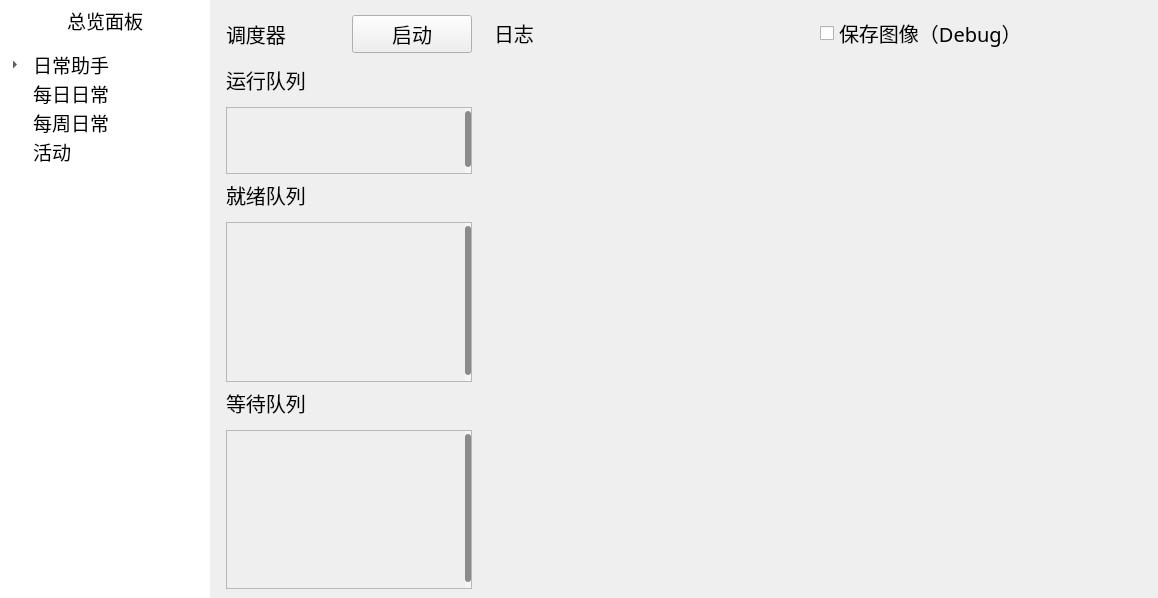
Before: the Qt Designer form ui/DailyQuestsHelper.ui in XBJF-X/Xuan-s-UltilityAutoNaruto, drawn with Qt 5.
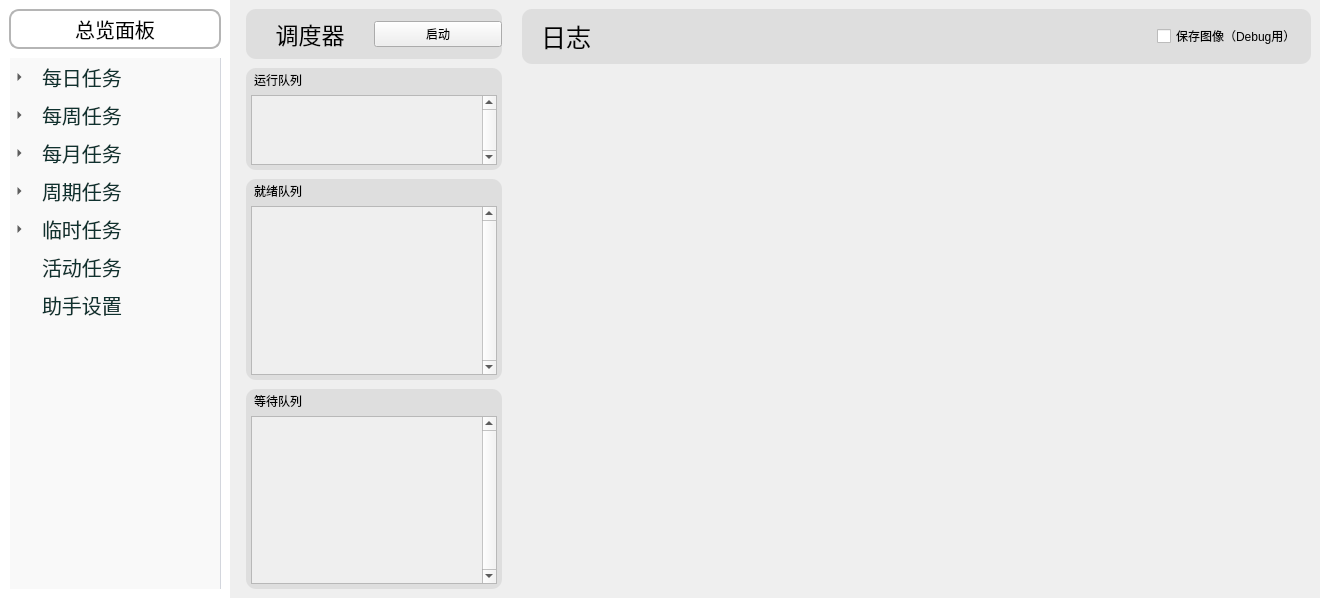
After: the same form once the commit is applied.

What changed in the file:
```diff
--- a/ui/DailyQuestsHelper.ui
+++ b/ui/DailyQuestsHelper.ui
@@ -6,18 +6,21 @@
    <rect>
     <x>0</x>
     <y>0</y>
-    <width>1158</width>
+    <width>1320</width>
     <height>598</height>
    </rect>
   </property>
   <property name="font">
    <font>
-    <family>仓耳今楷02-6763 W05</family>
+    <family>仓耳今楷02-6763</family>
    </font>
   </property>
   <property name="windowTitle">
    <string>日常助手</string>
   </property>
+  <property name="styleSheet">
+   <string notr="true"/>
+  </property>
   <widget class="QWidget" name="centralwidget">
    <property name="font">
     <font>
@@ -51,13 +54,13 @@
       </property>
       <property name="minimumSize">
        <size>
-        <width>210</width>
+        <width>230</width>
         <height>0</height>
        </size>
       </property>
       <property name="maximumSize">
        <size>
-        <width>210</width>
+        <width>230</width>
         <height>16777215</height>
        </size>
       </property>
@@ -163,10 +166,7 @@
       </property>
       <layout class="QVBoxLayout" name="verticalLayout_5">
        <property name="spacing">
-        <number>10</number>
-       </property>
-       <property name="sizeConstraint">
-        <enum>QLayout::SetDefaultConstraint</enum>
+        <number>0</number>
        </property>
        <property name="leftMargin">
         <number>0</number>
@@ -180,6 +180,12 @@
        <property name="bottomMargin">
         <number>0</number>
        </property>
+       <item>
+        <widget class="QWidget" name="widget_9" native="true">
+         <property name="styleSheet">
+          <string notr="true">font: 15pt &quot;仓耳今楷02-6763&quot;;</string>
+         </property>
+         <layout class="QVBoxLayout" name="verticalLayout_8">
        <item>
         <widget class="QPushButton" name="overview_panel_button">
          <property name="sizePolicy">
@@ -196,23 +202,19 @@
          </property>
          <property name="font">
           <font>
-           <family>仓耳今楷02-6763 W05</family>
-           <pointsize>14</pointsize>
-           <weight>50</weight>
+              <family>仓耳今楷02-6763</family>
+              <pointsize>15</pointsize>
            <italic>false</italic>
            <bold>false</bold>
           </font>
          </property>
          <property name="layoutDirection">
-          <enum>Qt::LeftToRight</enum>
+             <enum>Qt::LayoutDirection::LeftToRight</enum>
          </property>
          <property name="styleSheet">
-          <string notr="true">border: 2px solid #333;  /* 2px宽的深灰色实线边框 */
+             <string notr="true">border: 2px solid #b5b5b5;  /* 2px宽的深灰色实线边框 */
 background-color: rgb(255, 255, 255);
-font: 14pt &quot;仓耳今楷02-6763 W05&quot;;
-hover {
-  color: #FF0000;
-}</string>
+border-radius:10px;</string>
          </property>
          <property name="text">
           <string>总览面板</string>
@@ -231,6 +233,18 @@
          </property>
         </widget>
        </item>
+         </layout>
+        </widget>
+       </item>
+       <item>
+        <widget class="QWidget" name="widget_11" native="true">
+         <layout class="QVBoxLayout" name="verticalLayout_9">
+          <property name="leftMargin">
+           <number>0</number>
+          </property>
+          <property name="topMargin">
+           <number>0</number>
+          </property>
        <item>
         <widget class="QTreeWidget" name="treeWidget">
          <property name="maximumSize">
@@ -241,18 +255,97 @@
          </property>
          <property name="font">
           <font>
-           <family>仓耳今楷02-6763 W05</family>
-           <pointsize>14</pointsize>
-          </font>
-         </property>
+              <family>仓耳今楷02-6763</family>
+              <pointsize>-1</pointsize>
+             </font>
+            </property>
+            <property name="styleSheet">
+             <string notr="true">QTreeWidget {
+	background-color:#f5f5f5;
+	margin-left:10px;
+	background: #F9F9F9;
+	border-right: 1px solid #D3D6DD;
+	outline: none;
+	font-size: 20px;
+}
+QTreeWidget::item {
+	height: 28px;
+	font-weight: 400;
+	color: #0f322f;
+	padding-left:10px;
+	padding-top:0px;
+	padding-bottom:0px;
+	margin-top:5px;
+	margin-bottom:5px;
+	outline: 0px;
+	font-size: 10px;
+}
+QTreeWidget::item:hover {
+	border: 0px;
+	outline: 0px;
+	border-left: 3px solid #39C5BB;
+    color: #39C5BB;
+}
+QTreeWidget::item:selected{
+    border: 0px;
+	outline: 0px;
+	border-left: 3px solid #39C5BB;
+    color: #39C5BB;
+}
+QTreeWidget::item:selected:active{
+    border: 0px;
+	outline: 0px;
+	border-left: 3px solid #39C5BB;
+    color: #39C5BB;
+}
+ 
+QTreeWidget::item:selected:!active {
+    border: 0px;
+	outline: 0px;
+	border-left: 3px solid #39C5BB;
+    color: #39C5BB;
+}
+QTreeWidget::branch {
+	height: 28px;
+	width: 28px;
+}
+ 
+QTreeWidget::indicator {
+	height: 20px;
+	width: 20px;
+}
+QTreeWidget QScrollBar:vertical {
+    background-color: #ffffff;
+    width: 7px;
+    margin: 0px;
+    border-radius: 4px;
+}
+QTreeWidget QScrollBar::handle:vertical {
+    background-color: #8b8b8b;
+    border-radius: 3px;
+    margin: 3 0px 6 0px;
+    min-height: 30px;
+}
+QTreeWidget QScrollBar::handle:vertical:hover,
+QTreeWidget QScrollBar::handle:vertical:pressed {
+    background-color: #3c3f41;
+    border-radius: 3px;
+    margin: 0 0px 0 0px;
+}
+QTreeWidget QScrollBar::sub-line:vertical,
+QTreeWidget QScrollBar::add-line:vertical {
+    border: none;
+    height: 0px;
+}</string>
+            </property>
          <property name="frameShape">
-          <enum>QFrame::NoFrame</enum>
+             <enum>QFrame::Shape::NoFrame</enum>
          </property>
          <property name="autoScrollMargin">
           <number>16</number>
          </property>
          <property name="indentation">
-          <number>30</number>
+             <number>19</number>
          </property>
          <property name="rootIsDecorated">
           <bool>true</bool>
@@ -279,39 +372,200 @@
          </column>
          <item>
           <property name="text">
-           <string>日常助手</string>
+              <string>每日任务</string>
           </property>
           <item>
            <property name="text">
-            <string>日常助手设置</string>
+               <string>登录奖励</string>
            </property>
           </item>
           <item>
            <property name="text">
-            <string>通用设置</string>
-           </property>
-          </item>
+               <string>排行榜点赞</string>
+              </property>
+             </item>
+             <item>
+              <property name="text">
+               <string>每月签到</string>
+              </property>
          </item>
          <item>
           <property name="text">
-           <string>每日日常</string>
+               <string>购买体力</string>
           </property>
          </item>
          <item>
           <property name="text">
-           <string>每周日常</string>
+               <string>金币招财</string>
           </property>
          </item>
          <item>
           <property name="text">
-           <string>活动</string>
-          </property>
-         </item>
+               <string>小队突袭</string>
+              </property>
+             </item>
+             <item>
+              <property name="text">
+               <string>组织祈福</string>
+              </property>
+             </item>
+             <item>
+              <property name="text">
+               <string>好友体力</string>
+              </property>
+             </item>
+             <item>
+              <property name="text">
+               <string>普通忍者招募</string>
+              </property>
+             </item>
+             <item>
+              <property name="text">
+               <string>每日分享</string>
+              </property>
+             </item>
+             <item>
+              <property name="text">
+               <string>丰饶之间</string>
+              </property>
+             </item>
+             <item>
+              <property name="text">
+               <string>任务集会所</string>
+              </property>
+             </item>
+             <item>
+              <property name="text">
+               <string>一乐外卖</string>
+              </property>
+             </item>
+             <item>
+              <property name="text">
+               <string>每日胜场</string>
+              </property>
+             </item>
+             <item>
+              <property name="text">
+               <string>生存挑战</string>
+              </property>
+             </item>
+             <item>
+              <property name="text">
+               <string>秘境探险</string>
+              </property>
+             </item>
+             <item>
+              <property name="text">
+               <string>情报站</string>
+              </property>
+             </item>
+             <item>
+              <property name="text">
+               <string>冒险副本</string>
+              </property>
+             </item>
+             <item>
+              <property name="text">
+               <string>活跃度奖励</string>
+              </property>
+             </item>
+             <item>
+              <property name="text">
+               <string>清空邮件</string>
+              </property>
+             </item>
+            </item>
+            <item>
+             <property name="text">
+              <string>每周任务</string>
+             </property>
+             <item>
+              <property name="text">
+               <string>修行之路</string>
+              </property>
+             </item>
+             <item>
+              <property name="text">
+               <string>忍法帖点赞分享</string>
+              </property>
+             </item>
+             <item>
+              <property name="text">
+               <string>团本</string>
+              </property>
+             </item>
+             <item>
+              <property name="text">
+               <string>要塞争夺战</string>
+              </property>
+             </item>
+             <item>
+              <property name="text">
+               <string>叛忍来袭</string>
+              </property>
+             </item>
+            </item>
+            <item>
+             <property name="text">
+              <string>每月任务</string>
+             </property>
+             <item>
+              <property name="text">
+               <string>跨服争霸赛</string>
+              </property>
+             </item>
+            </item>
+            <item>
+             <property name="text">
+              <string>周期任务</string>
+             </property>
+             <item>
+              <property name="text">
+               <string>高级忍者招募</string>
+              </property>
+             </item>
+            </item>
+            <item>
+             <property name="text">
+              <string>临时任务</string>
+             </property>
+             <item>
+              <property name="text">
+               <string>每周胜场</string>
+              </property>
+             </item>
+             <item>
+              <property name="text">
+               <string>赛季胜场</string>
+              </property>
+             </item>
+             <item>
+              <property name="text">
+               <string>更多玩法</string>
+              </property>
+             </item>
+             <item>
+              <property name="text">
+               <string>重启游戏</string>
+              </property>
+             </item>
+            </item>
+            <item>
+             <property name="text">
+              <string>活动任务</string>
+             </property>
+            </item>
+            <item>
+             <property name="text">
+              <string>助手设置</string>
+             </property>
+            </item>
         </widget>
        </item>
       </layout>
-      <zorder>treeWidget</zorder>
-      <zorder>overview_panel_button</zorder>
+        </widget>
+       </item>
+      </layout>
      </widget>
     </item>
     <item>
@@ -398,23 +652,29 @@
        </property>
        <item>
         <widget class="QStackedWidget" name="stackedWidget">
-         <widget class="QWidget" name="overview_panel_widget">
+         <widget class="QWidget" name="Overview_Panel_widget">
           <layout class="QHBoxLayout" name="horizontalLayout_2" stretch="0,1">
            <item>
             <widget class="QWidget" name="widget_2" native="true">
              <property name="minimumSize">
               <size>
-               <width>260</width>
+               <width>270</width>
                <height>0</height>
               </size>
              </property>
              <property name="maximumSize">
               <size>
-               <width>260</width>
+               <width>270</width>
                <height>16777215</height>
               </size>
              </property>
+             <property name="styleSheet">
+              <string notr="true">font: 15pt &quot;仓耳今楷02-6763&quot;;</string>
+             </property>
              <layout class="QVBoxLayout" name="verticalLayout_3" stretch="1,0,4,4">
+              <property name="spacing">
+               <number>9</number>
+              </property>
               <property name="leftMargin">
                <number>7</number>
               </property>
@@ -432,68 +692,104 @@
                 <property name="palette">
                  <palette>
                   <active>
+                   <colorrole role="Button">
+                    <brush brushstyle="SolidPattern">
+                     <color alpha="255">
+                      <red>222</red>
+                      <green>222</green>
+                      <blue>222</blue>
+                     </color>
+                    </brush>
+                   </colorrole>
                    <colorrole role="Base">
                     <brush brushstyle="SolidPattern">
                      <color alpha="255">
-                      <red>241</red>
-                      <green>241</green>
-                      <blue>241</blue>
+                      <red>222</red>
+                      <green>222</green>
+                      <blue>222</blue>
                      </color>
                     </brush>
                    </colorrole>
                    <colorrole role="Window">
                     <brush brushstyle="SolidPattern">
                      <color alpha="255">
-                      <red>244</red>
-                      <green>244</green>
-                      <blue>244</blue>
+                      <red>222</red>
+                      <green>222</green>
+                      <blue>222</blue>
                      </color>
                     </brush>
                    </colorrole>
                   </active>
                   <inactive>
+                   <colorrole role="Button">
+                    <brush brushstyle="SolidPattern">
+                     <color alpha="255">
+                      <red>222</red>
+                      <green>222</green>
+                      <blue>222</blue>
+                     </color>
+                    </brush>
+                   </colorrole>
                    <colorrole role="Base">
                     <brush brushstyle="SolidPattern">
                      <color alpha="255">
-                      <red>241</red>
-                      <green>241</green>
-                      <blue>241</blue>
+                      <red>222</red>
+                      <green>222</green>
+                      <blue>222</blue>
                      </color>
                     </brush>
                    </colorrole>
                    <colorrole role="Window">
                     <brush brushstyle="SolidPattern">
                      <color alpha="255">
-                      <red>244</red>
-                      <green>244</green>
-                      <blue>244</blue>
+                      <red>222</red>
+                      <green>222</green>
+                      <blue>222</blue>
                      </color>
                     </brush>
                    </colorrole>
                   </inactive>
                   <disabled>
+                   <colorrole role="Button">
+                    <brush brushstyle="SolidPattern">
+                     <color alpha="255">
+                      <red>222</red>
+                      <green>222</green>
+                      <blue>222</blue>
+                     </color>
+                    </brush>
+                   </colorrole>
                    <colorrole role="Base">
                     <brush brushstyle="SolidPattern">
                      <color alpha="255">
-                      <red>244</red>
-                      <green>244</green>
-                      <blue>244</blue>
+                      <red>222</red>
+                      <green>222</green>
+                      <blue>222</blue>
                      </color>
                     </brush>
                    </colorrole>
                    <colorrole role="Window">
                     <brush brushstyle="SolidPattern">
                      <color alpha="255">
-                      <red>244</red>
-                      <green>244</green>
-                      <blue>244</blue>
+                      <red>222</red>
+                      <green>222</green>
+                      <blue>222</blue>
                      </color>
                     </brush>
                    </colorrole>
                   </disabled>
                  </palette>
                 </property>
+                <property name="styleSheet">
+                 <string notr="true">#widget_4 {  /* 仅匹配 objectName 为 myWidget 的控件 */
+    background-color: rgb(222, 222, 222);
+border-radius: 10px;
+}</string>
+                </property>
                 <layout class="QHBoxLayout" name="horizontalLayout_3">
+                 <property name="spacing">
+                  <number>0</number>
+                 </property>
                  <property name="leftMargin">
                   <number>0</number>
                  </property>
@@ -508,13 +804,31 @@
                  </property>
                  <item>
                   <widget class="QLabel" name="label">
+                   <property name="styleSheet">
+                    <string notr="true">font-size:23px;
+margin-top:0px;
+margin-bottom:0px;</string>
+                   </property>
                    <property name="text">
                     <string>调度器</string>
                    </property>
+                   <property name="alignment">
+                    <set>Qt::AlignmentFlag::AlignCenter</set>
+                   </property>
+                   <property name="indent">
+                    <number>0</number>
+                   </property>
                   </widget>
                  </item>
                  <item>
                   <widget class="QPushButton" name="start_schedule_button">
+                   <property name="styleSheet">
+                    <string notr="true">QPushBotton:{
+border-radius: 10px;
+border: none;
+border-bottom:0px;
+}</string>
+                   </property>
                    <property name="text">
                     <string>启动</string>
                    </property>
@@ -525,21 +839,36 @@
               </item>
               <item>
                <widget class="QWidget" name="widget_5" native="true">
+                <property name="styleSheet">
+                 <string notr="true">#widget_5 {  /* 仅匹配 objectName 为 myWidget 的控件 */
+    background-color: rgb(222, 222, 222);
+border-radius: 10px;
+}</string>
+                </property>
                 <layout class="QVBoxLayout" name="verticalLayout">
+                 <property name="spacing">
+                  <number>3</number>
+                 </property>
                  <property name="leftMargin">
-                  <number>0</number>
+                  <number>5</number>
                  </property>
                  <property name="topMargin">
                   <number>0</number>
                  </property>
                  <property name="rightMargin">
-                  <number>0</number>
+                  <number>5</number>
                  </property>
                  <property name="bottomMargin">
-                  <number>0</number>
+                  <number>5</number>
                  </property>
                  <item>
                   <widget class="QLabel" name="label_2">
+                   <property name="styleSheet">
+                    <string notr="true">
+margin-top:3px;
+margin-bottom:0px;
+</string>
+                   </property>
                    <property name="text">
                     <string>运行队列</string>
                    </property>
@@ -588,16 +917,31 @@
                     <number>2</number>
                    </property>
                    <property name="orientation">
-                    <enum>Qt::Vertical</enum>
+                    <enum>Qt::Orientation::Vertical</enum>
                    </property>
                   </widget>
                  </item>
                  <item>
                   <widget class="QScrollArea" name="scrollArea">
                    <property name="styleSheet">
-                    <string notr="true">        /* 垂直滚动条整体 */
+                    <string notr="true">QScrollArea {
+    /* 主边框：灰色实线，2px宽，圆角5px */
+    border: 2px solid rgb(209, 209, 209);
+    border-radius: 5px;
+    /* 内边距，避免内容紧贴边框 */
+    padding-right: 3px;
+    /* 背景色 */
+    background-color: #e7e7e7;
+}
+
+/* 滚动区域的内容区域（QScrollArea的视口） */
+QScrollArea &gt; QWidget &gt; QWidget {
+    /* 内容区域背景色 */
+    background-color: #e2e2e2;
+}
+        /* 垂直滚动条整体 */
         QScrollBar:vertical {
-            background-color: #f5f5f5;
+            background-color: #e2e2e2;
             width: 6px;
             margin: 0px;
             border-radius: 4px;
@@ -624,10 +968,10 @@
         }</string>
                    </property>
                    <property name="verticalScrollBarPolicy">
-                    <enum>Qt::ScrollBarAlwaysOn</enum>
+                    <enum>Qt::ScrollBarPolicy::ScrollBarAlwaysOn</enum>
                    </property>
                    <property name="horizontalScrollBarPolicy">
-                    <enum>Qt::ScrollBarAlwaysOff</enum>
+                    <enum>Qt::ScrollBarPolicy::ScrollBarAlwaysOff</enum>
                    </property>
                    <property name="widgetResizable">
                     <bool>true</bool>
@@ -637,8 +981,8 @@
                      <rect>
                       <x>0</x>
                       <y>0</y>
-                      <width>238</width>
-                      <height>68</height>
+                      <width>230</width>
+                      <height>63</height>
                      </rect>
                     </property>
                    </widget>
@@ -655,21 +999,34 @@
                   <verstretch>0</verstretch>
                  </sizepolicy>
                 </property>
+                <property name="styleSheet">
+                 <string notr="true">#widget_6 {  /* 仅匹配 objectName 为 myWidget 的控件 */
+    background-color: rgb(222, 222, 222);
+border-radius: 10px;
+}</string>
+                </property>
                 <layout class="QVBoxLayout" name="verticalLayout_6">
+                 <property name="spacing">
+                  <number>3</number>
+                 </property>
                  <property name="leftMargin">
-                  <number>0</number>
+                  <number>5</number>
                  </property>
                  <property name="topMargin">
                   <number>0</number>
                  </property>
                  <property name="rightMargin">
-                  <number>0</number>
+                  <number>5</number>
                  </property>
                  <property name="bottomMargin">
-                  <number>0</number>
+                  <number>5</number>
                  </property>
                  <item>
                   <widget class="QLabel" name="label_3">
+                   <property name="styleSheet">
+                    <string notr="true">margin-top:3px;
+margin-bottom:0px;</string>
+                   </property>
                    <property name="text">
                     <string>就绪队列</string>
                    </property>
@@ -718,16 +1075,31 @@
                     <number>2</number>
                    </property>
                    <property name="orientation">
-                    <enum>Qt::Vertical</enum>
+                    <enum>Qt::Orientation::Vertical</enum>
                    </property>
                   </widget>
                  </item>
                  <item>
                   <widget class="QScrollArea" name="scrollArea_2">
                    <property name="styleSheet">
-                    <string notr="true">        /* 垂直滚动条整体 */
+                    <string notr="true">QScrollArea {
+    /* 主边框：灰色实线，2px宽，圆角5px */
+    border: 2px solid rgb(209, 209, 209);
+    border-radius: 5px;
+    /* 内边距，避免内容紧贴边框 */
+    padding-right: 3px;
+    /* 背景色 */
+    background-color: #e7e7e7;
+}
+
+/* 滚动区域的内容区域（QScrollArea的视口） */
+QScrollArea &gt; QWidget &gt; QWidget {
+    /* 内容区域背景色 */
+    background-color: #e2e2e2;
+}
+        /* 垂直滚动条整体 */
         QScrollBar:vertical {
-            background-color: #f5f5f5;
+            background-color: #e2e2e2;
             width: 6px;
             margin: 0px;
             border-radius: 4px;
@@ -754,10 +1126,10 @@
         }</string>
                    </property>
                    <property name="verticalScrollBarPolicy">
-                    <enum>Qt::ScrollBarAlwaysOn</enum>
+                    <enum>Qt::ScrollBarPolicy::ScrollBarAlwaysOn</enum>
                    </property>
                    <property name="horizontalScrollBarPolicy">
-                    <enum>Qt::ScrollBarAlwaysOff</enum>
+                    <enum>Qt::ScrollBarPolicy::ScrollBarAlwaysOff</enum>
                    </property>
                    <property name="widgetResizable">
                     <bool>true</bool>
@@ -767,8 +1139,8 @@
                      <rect>
                       <x>0</x>
                       <y>0</y>
-                      <width>238</width>
-                      <height>163</height>
+                      <width>230</width>
+                      <height>147</height>
                      </rect>
                     </property>
                    </widget>
@@ -779,21 +1151,35 @@
               </item>
               <item>
                <widget class="QWidget" name="widget_7" native="true">
+                <property name="styleSheet">
+                 <string notr="true">#widget_7 {  /* 仅匹配 objectName 为 myWidget 的控件 */
+    background-color: rgb(222, 222, 222);
+border-radius: 10px;
+}</string>
+                </property>
                 <layout class="QVBoxLayout" name="verticalLayout_7">
+                 <property name="spacing">
+                  <number>3</number>
+                 </property>
                  <property name="leftMargin">
-                  <number>0</number>
+                  <number>5</number>
                  </property>
                  <property name="topMargin">
                   <number>0</number>
                  </property>
                  <property name="rightMargin">
-                  <number>0</number>
+                  <number>5</number>
                  </property>
                  <property name="bottomMargin">
-                  <number>0</number>
+                  <number>5</number>
                  </property>
                  <item>
                   <widget class="QLabel" name="label_4">
+                   <property name="styleSheet">
+                    <string notr="true">
+margin-top:3px;
+margin-bottom:0px;</string>
+                   </property>
                    <property name="text">
                     <string>等待队列</string>
                    </property>
@@ -842,16 +1228,31 @@
                     <number>2</number>
                    </property>
                    <property name="orientation">
-                    <enum>Qt::Vertical</enum>
+                    <enum>Qt::Orientation::Vertical</enum>
                    </property>
                   </widget>
                  </item>
                  <item>
                   <widget class="QScrollArea" name="scrollArea_3">
                    <property name="styleSheet">
-                    <string notr="true">        /* 垂直滚动条整体 */
+                    <string notr="true">QScrollArea {
+    /* 主边框：灰色实线，2px宽，圆角5px */
+    border: 2px solid rgb(209, 209, 209);
+    border-radius: 5px;
+    /* 内边距，避免内容紧贴边框 */
+    padding-right: 3px;
+    /* 背景色 */
+    background-color: #e7e7e7;
+}
+
+/* 滚动区域的内容区域（QScrollArea的视口） */
+QScrollArea &gt; QWidget &gt; QWidget {
+    /* 内容区域背景色 */
+    background-color: #e2e2e2;
+}
+        /* 垂直滚动条整体 */
         QScrollBar:vertical {
-            background-color: #f5f5f5;
+            background-color: #e2e2e2;
             width: 6px;
             margin: 0px;
             border-radius: 4px;
@@ -878,10 +1279,10 @@
         }</string>
                    </property>
                    <property name="verticalScrollBarPolicy">
-                    <enum>Qt::ScrollBarAlwaysOn</enum>
+                    <enum>Qt::ScrollBarPolicy::ScrollBarAlwaysOn</enum>
                    </property>
                    <property name="horizontalScrollBarPolicy">
-                    <enum>Qt::ScrollBarAlwaysOff</enum>
+                    <enum>Qt::ScrollBarPolicy::ScrollBarAlwaysOff</enum>
                    </property>
                    <property name="widgetResizable">
                     <bool>true</bool>
@@ -891,8 +1292,8 @@
                      <rect>
                       <x>0</x>
                       <y>0</y>
-                      <width>238</width>
-                      <height>163</height>
+                      <width>230</width>
+                      <height>147</height>
                      </rect>
                     </property>
                    </widget>
@@ -924,31 +1325,64 @@
               </property>
               <item>
                <widget class="QWidget" name="widget_8" native="true">
+                <property name="styleSheet">
+                 <string notr="true"/>
+                </property>
+                <layout class="QVBoxLayout" name="verticalLayout_10">
+                 <property name="leftMargin">
+                  <number>7</number>
+                 </property>
+                 <property name="topMargin">
+                  <number>0</number>
+                 </property>
+                 <property name="rightMargin">
+                  <number>0</number>
+                 </property>
+                 <property name="bottomMargin">
+                  <number>0</number>
+                 </property>
+                 <item>
+                  <widget class="QWidget" name="widget_12" native="true">
+                   <property name="styleSheet">
+                    <string notr="true">#widget_12 {  /* 仅匹配 objectName 为 myWidget 的控件 */
+    background-color: rgb(222, 222, 222);
+border-radius: 10px;
+font: 15pt &quot;仓耳今楷02-6763&quot;;
+}</string>
+                   </property>
                 <layout class="QHBoxLayout" name="horizontalLayout_4">
-                 <property name="leftMargin">
-                  <number>9</number>
-                 </property>
-                 <property name="topMargin">
-                  <number>0</number>
-                 </property>
-                 <property name="rightMargin">
-                  <number>9</number>
-                 </property>
-                 <property name="bottomMargin">
-                  <number>0</number>
-                 </property>
                  <item>
                   <widget class="QLabel" name="label_5">
+                      <property name="font">
+                       <font>
+                        <family>仓耳今楷02-6763</family>
+                        <pointsize>-1</pointsize>
+                        <italic>false</italic>
+                        <bold>false</bold>
+                       </font>
+                      </property>
+                      <property name="styleSheet">
+                       <string notr="true">font-size:25px;</string>
+                      </property>
                    <property name="text">
                     <string>日志</string>
                    </property>
-                  </widget>
-                 </item>
-                 <item>
+                      <property name="indent">
+                       <number>10</number>
+                      </property>
+                     </widget>
+                    </item>
+                    <item alignment="Qt::AlignmentFlag::AlignRight">
                   <widget class="QCheckBox" name="bool_save_img">
+                      <property name="styleSheet">
+                       <string notr="true">font: 15pt &quot;仓耳今楷02-6763&quot;;</string>
+                      </property>
                    <property name="text">
-                    <string>保存图像（Debug）</string>
-                   </property>
+                       <string>保存图像（Debug用）</string>
+                      </property>
+                     </widget>
+                    </item>
+                   </layout>
                   </widget>
                  </item>
                 </layout>
@@ -957,8 +1391,11 @@
               <item>
                <widget class="QWidget" name="logs_container" native="true">
                 <property name="layoutDirection">
-                 <enum>Qt::LeftToRight</enum>
+                 <enum>Qt::LayoutDirection::LeftToRight</enum>
                 </property>
+                <property name="styleSheet">
+                 <string notr="true"/>
+                </property>
                </widget>
               </item>
              </layout>
@@ -966,11 +1403,38 @@
            </item>
           </layout>
          </widget>
-         <widget class="QWidget" name="DQH_settings_widget"/>
-         <widget class="QWidget" name="general_settings_widget"/>
-         <widget class="QWidget" name="daily_quests_widget"/>
-         <widget class="QWidget" name="weekly_quests_widget"/>
-         <widget class="QWidget" name="activities_widget"/>
+         <widget class="QWidget" name="DengLuJiangLi_widget"/>
+         <widget class="QWidget" name="PaiHangBangDianZan_widget"/>
+         <widget class="QWidget" name="MeiYueQianDao_widget"/>
+         <widget class="QWidget" name="GouMaiTiLi_widget"/>
+         <widget class="QWidget" name="JinBiZhaoCai_widget"/>
+         <widget class="QWidget" name="XiaoDuiTuXi_widget"/>
+         <widget class="QWidget" name="ZuZhiQiFu_widget"/>
+         <widget class="QWidget" name="HaoYouTiLi_widget"/>
+         <widget class="QWidget" name="PuTongRenZheZhaoMu_widget"/>
+         <widget class="QWidget" name="MeiRiFenXiang_widget"/>
+         <widget class="QWidget" name="FengRaoZhiJian_widget"/>
+         <widget class="QWidget" name="RenWuJiHuiSuo_widget"/>
+         <widget class="QWidget" name="YiLeWaiMai_widget"/>
+         <widget class="QWidget" name="MeiRiShengChang_widget"/>
+         <widget class="QWidget" name="ShengCunTiaoZhan_widget"/>
+         <widget class="QWidget" name="MiJingTanXian_widget"/>
+         <widget class="QWidget" name="QingBaoZhan_widget"/>
+         <widget class="QWidget" name="MaoXianFuBen_widget"/>
+         <widget class="QWidget" name="HuoYueDuJiangLi_widget"/>
+         <widget class="QWidget" name="QingKongYouJian_widget"/>
+         <widget class="QWidget" name="XiuXingZhiLu_widget"/>
+         <widget class="QWidget" name="RenFaTieDianZanFenXiang_widget"/>
+         <widget class="QWidget" name="TuanBen_widget"/>
+         <widget class="QWidget" name="YaoSaiZhengDuoZhan_widget"/>
+         <widget class="QWidget" name="PanRenLaiXi_widget"/>
+         <widget class="QWidget" name="KuaFuZhengBaSai_widget"/>
+         <widget class="QWidget" name="GaoJiRenZheZhaoMu_widget"/>
+         <widget class="QWidget" name="MeiZhouShengChang_widget"/>
+         <widget class="QWidget" name="SaiJiShengChang_widget"/>
+         <widget class="QWidget" name="GengDuoWanFa_widget"/>
+         <widget class="QWidget" name="ChongQiYouXi_widget"/>
+         <widget class="QWidget" name="DQH_Settings_widget"/>
         </widget>
        </item>
       </layout>
```
Lines whose indentation alone changed are shown as unchanged.
